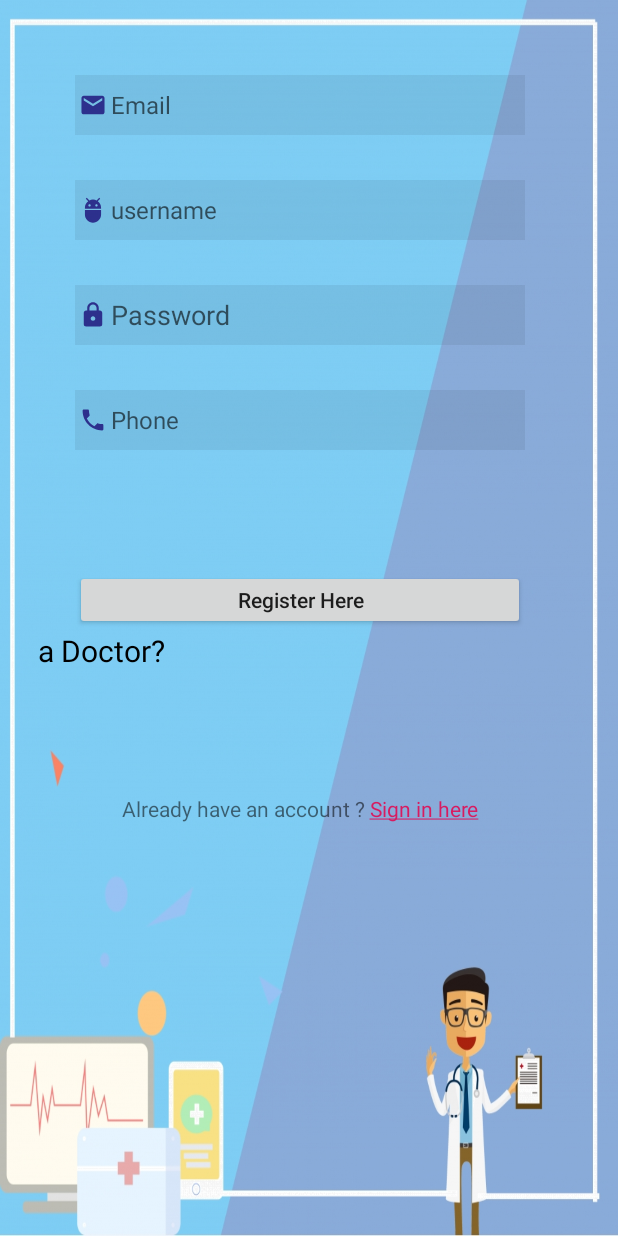
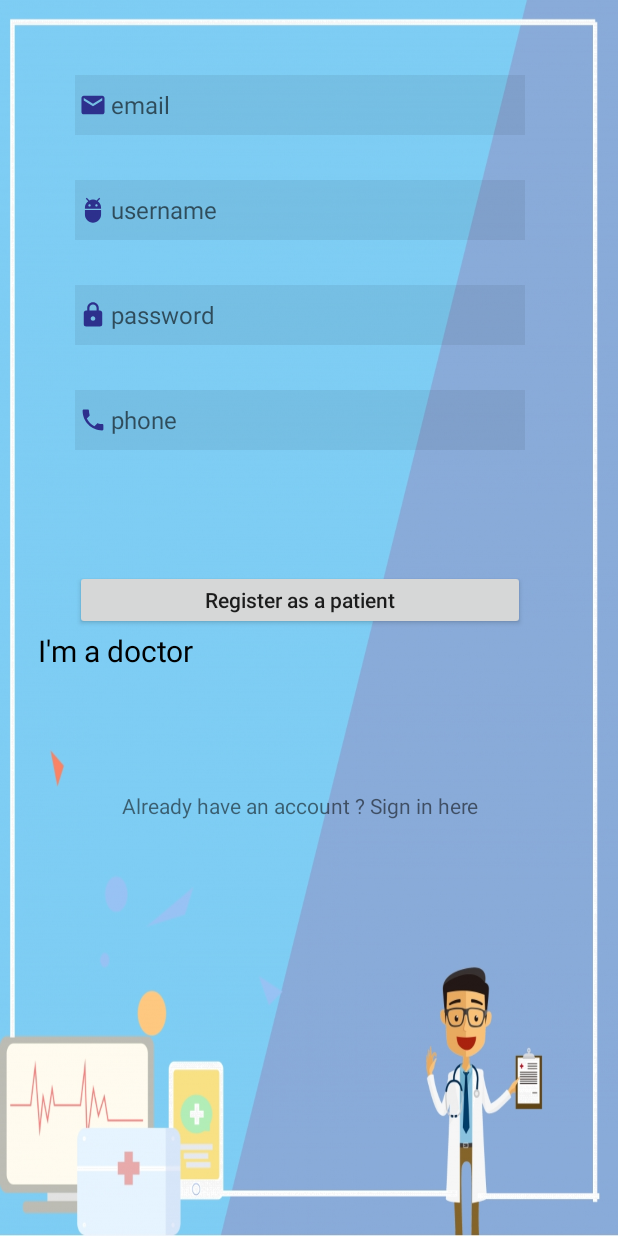
Before and after one commit to AhmadDregat/My-Medicine, an Android app: the RegisterActivity screen opened directly, with no data from a screen before it, on a phone screen of 412 x 824 dp. Run offline under Robolectric (Android 15) with nearby library versions, the phone set to English and light mode, and no system bars; our stand-ins replace Firebase (no records; nobody signed in at launch, a user with empty details on screens opened directly).

Commit message:
Refactored files and items.

```diff
--- a/app/src/main/java/com/example/mymedicine/RegisterActivity.java
+++ b/app/src/main/java/com/example/mymedicine/RegisterActivity.java
@@ -1,7 +1,4 @@
 package com.example.mymedicine;
-
-import androidx.annotation.NonNull;
-import androidx.appcompat.app.AppCompatActivity;
 
 import android.content.Intent;
 import android.os.Bundle;
@@ -15,7 +12,9 @@ import android.widget.EditText;
 import android.widget.TextView;
 import android.widget.Toast;
 
-import com.example.mymedicine.model.Product;
+import androidx.annotation.NonNull;
+import androidx.appcompat.app.AppCompatActivity;
+
 import com.google.android.gms.tasks.OnCompleteListener;
 import com.google.android.gms.tasks.Task;
 import com.google.firebase.auth.AuthResult;
@@ -23,61 +22,76 @@ import com.google.firebase.auth.FirebaseAuth;
 import com.google.firebase.database.DatabaseReference;
 import com.google.firebase.database.FirebaseDatabase;
 
-import java.util.ArrayList;
-
 public class RegisterActivity extends AppCompatActivity {
+    // CONSTANTS
+    private static final String DOC_DB = "Doctors";
+    private static final String PAT_DB = "users";
+    boolean isDoc = false;
+    // UI
     private EditText emailText, passwordText, nameText, phoneText;
     private Button registerBtn;
+    private TextView regAs, signinText;
+    private String singInText = "Already have an account ? Sign in here ";
+    private SpannableString ss = new SpannableString(singInText);
+    // Firebase
+    private FirebaseDatabase database = FirebaseDatabase.getInstance();
     private FirebaseAuth firebaseAuth;
-    private TextView signinText;
-    private FirebaseDatabase database = FirebaseDatabase.getInstance();
     private DatabaseReference databaseRef;
+    // Data
     private Users user;
-    private TextView DoctorLink, PatientLink;
-    private String parentDbName = "Doctors" ;
-    Product prod ;
+    private String perm = "users";
+    private String parentDbName = PAT_DB;
 
     @Override
     protected void onCreate(Bundle savedInstanceState) {
         super.onCreate(savedInstanceState);
+        // UI
         setContentView(R.layout.activity_register);
         signinText = findViewById(R.id.signinText);
+        signinText.setText(ss);
+        signinText.setMovementMethod(LinkMovementMethod.getInstance());
         firebaseAuth = FirebaseAuth.getInstance();
         emailText = findViewById(R.id.emailText);
         passwordText = findViewById(R.id.passText);
         nameText = findViewById(R.id.nameText);
         phoneText = findViewById(R.id.phoneText);
-        DoctorLink = (TextView) findViewById(R.id.doctor_panel_link);
-        PatientLink = (TextView) findViewById(R.id.Patient_panel_link);
+        regAs = findViewById(R.id.registerAs);
         registerBtn = findViewById(R.id.regButton);
-        DoctorLink.setOnClickListener(new View.OnClickListener() {
+        // Behavior
+        regAs.setOnClickListener(new View.OnClickListener() {
             @Override
             public void onClick(View v) {
-                registerBtn.setText("Register As Doctor");
-                DoctorLink.setVisibility(View.INVISIBLE);
-                PatientLink.setVisibility(View.VISIBLE);
-                parentDbName = "Doctors";
+                String currText = regAs.getText().toString();
+                if (currText.equals("I'm a patient")) {
+                    registerBtn.setText("Register as a doctor");
+                    parentDbName = DOC_DB;
+                    isDoc = true;
+                    perm = "Doctors";
+                } else {
+                    registerBtn.setText("Register as a patient");
+                    parentDbName = PAT_DB;
+                    isDoc = false;
+                    perm = "users";
+                }
             }
         });
-
-        PatientLink.setOnClickListener(new View.OnClickListener(){
+        ClickableSpan clickable = new ClickableSpan() {
             @Override
-            public void onClick(View v) {
-                registerBtn.setText("Register As Patient");
-                DoctorLink.setVisibility(View.VISIBLE);
-                PatientLink.setVisibility(View.INVISIBLE);
-                parentDbName = "Patient";
+            public void onClick(View widget) {
+                Intent intent = new Intent(RegisterActivity.this, LoginActivity.class);
+                startActivity(intent);
             }
-        });
+        };
+        ss.setSpan(clickable, 26, 38, Spanned.SPAN_EXCLUSIVE_EXCLUSIVE);
         registerBtn.setOnClickListener(new View.OnClickListener() {
             @Override
             public void onClick(View v) {
-
+                // Get credentials
                 String email = emailText.getText().toString().trim();
                 String pass = passwordText.getText().toString().trim();
                 String name = nameText.getText().toString().trim();
                 String phone = phoneText.getText().toString().trim();
-                user = new Users( email, name, phone,pass,null);
+                user = new Users(email, name, phone, pass, perm);
                 if (email.isEmpty()) {
                     emailText.setError(" please enter email id");
                     emailText.requestFocus();
@@ -88,25 +102,26 @@ public class RegisterActivity extends AppCompatActivity {
                     Toast.makeText(RegisterActivity.this, "Fields Are Empty! ", Toast.LENGTH_SHORT).show();
                 }
                 if (!(pass.isEmpty() && email.isEmpty())) {
+
                     firebaseAuth.createUserWithEmailAndPassword(email, pass).addOnCompleteListener(RegisterActivity.this, new OnCompleteListener<AuthResult>() {
                         @Override
                         public void onComplete(@NonNull Task<AuthResult> task) {
                             if (!task.isSuccessful()) {
                                 Toast.makeText(RegisterActivity.this, "Sign up Unsuccessful ,Please Try Again  ", Toast.LENGTH_SHORT).show();
+                            } else {
+                                databaseRef = database.getReference(parentDbName);
+                                databaseRef.child(FirebaseAuth.getInstance().getCurrentUser().getUid()).setValue(user);
+                                if (isDoc) {
+                                    Intent x = new Intent(RegisterActivity.this, AdminActivity.class);
+                                    startActivity(x);
+                                    finish();
+                                } else {
+                                    Intent x = new Intent(RegisterActivity.this, HomeActivity.class);
+                                    startActivity(x);
+                                    finish();
+                                }
+                            }
 
-                            } if (PatientLink.getVisibility() == View.VISIBLE){
-                                PatientLink.setVisibility(View.GONE);
-                                databaseRef = database.getReference("Doctors");
-                                databaseRef.child(FirebaseAuth.getInstance().getCurrentUser().getUid()).setValue(user);
-                                Intent x= new Intent(RegisterActivity.this,AdminActivity.class );
-                                startActivity(x);
-                                finish();}
-                            else {
-                                databaseRef = database.getReference("users");
-                                databaseRef.child(FirebaseAuth.getInstance().getCurrentUser().getUid()).setValue(user);
-                                Intent x= new Intent(RegisterActivity.this,HomeActivity.class );
-                                startActivity(x);
-                                finish();}
 
                         }
                     });
@@ -117,22 +132,6 @@ public class RegisterActivity extends AppCompatActivity {
             }
 
         });
-        // TextView
-        String text = "Already have an account ? Sign in here ";
-
-        SpannableString ss = new SpannableString(text);
-
-        ClickableSpan clickableSpan1 = new ClickableSpan() {
-            @Override
-            public void onClick(View widget) {
-                Intent intent = new Intent(RegisterActivity.this, LoginActivity.class);
-                startActivity(intent);
-            }
-        };
-
-        ss.setSpan(clickableSpan1, 26, 38, Spanned.SPAN_EXCLUSIVE_EXCLUSIVE);
-        signinText.setText(ss);
-        signinText.setMovementMethod(LinkMovementMethod.getInstance());
     }
 
 
--- a/app/src/main/java/com/example/mymedicine/first_Activity.java
+++ b/app/src/main/java/com/example/mymedicine/first_Activity.java
@@ -18,7 +18,7 @@ public class first_Activity extends AppCompatActivity {
     protected void onCreate(Bundle savedInstanceState) {
         super.onCreate(savedInstanceState);
         setContentView(R.layout.activity_first_);
-        signout = findViewById(R.id.docButton);
+        signout = findViewById(R.id.regButton);
         signout.setOnClickListener(new View.OnClickListener() {
             @Override
             public void onClick(View v) {
--- a/app/src/main/res/layout/activity_first_.xml
+++ b/app/src/main/res/layout/activity_first_.xml
@@ -17,7 +17,7 @@
         app:layout_constraintTop_toTopOf="parent" />
 
     <Button
-        android:id="@+id/docButton"
+        android:id="@+id/regButton"
         android:layout_width="212dp"
         android:layout_height="93dp"
         android:text="sign out"
--- a/app/src/main/res/layout/activity_register.xml
+++ b/app/src/main/res/layout/activity_register.xml
@@ -1,6 +1,5 @@
 <?xml version="1.0" encoding="utf-8"?>
 <LinearLayout xmlns:android="http://schemas.android.com/apk/res/android"
-    xmlns:app="http://schemas.android.com/apk/res-auto"
     xmlns:tools="http://schemas.android.com/tools"
     android:layout_width="match_parent"
     android:layout_height="match_parent"
@@ -19,7 +18,7 @@
         android:background="#11000000"
         android:drawableLeft="@drawable/ic_action_mail"
         android:ems="10"
-        android:hint="Email"
+        android:hint="email"
         android:inputType="textEmailAddress"
         android:text=""
         android:textSize="16dp" />
@@ -48,8 +47,9 @@
         android:background="#11000000"
         android:drawableLeft="@drawable/ic_action_lock"
         android:ems="10"
-        android:hint="Password"
-        android:inputType="textPassword" />
+        android:hint="password"
+        android:inputType="textPassword"
+        android:textSize="16dp" />
 
     <EditText
         android:id="@+id/phoneText"
@@ -61,7 +61,7 @@
         android:background="#11000000"
         android:drawableLeft="@drawable/ic_action_phone"
         android:ems="10"
-        android:hint="Phone"
+        android:hint="phone"
         android:inputType="phone"
         android:textSize="16dp" />
 
@@ -72,31 +72,20 @@
         android:layout_marginTop="80dp"
         android:layout_marginEnd="60dp"
         android:layout_marginStart="50dp"
-        android:text="Register Here"
+        android:text="Register as a patient"
         android:textAllCaps="false" />
 
     <TextView
-        android:id="@+id/doctor_panel_link"
+        android:id="@+id/registerAs"
         android:layout_width="wrap_content"
         android:layout_height="wrap_content"
-        android:text="a Doctor?"
+        android:text="I'm a doctor"
         android:layout_marginStart="25dp"
         android:textColor="@android:color/black"
         android:textSize="20sp"
         android:layout_marginLeft="80dp"
         android:layout_marginEnd="23dp"
         />
-
-    <TextView
-        android:id="@+id/Patient_panel_link"
-        android:layout_width="wrap_content"
-        android:layout_height="wrap_content"
-        android:layout_marginTop="-25dp"
-        android:layout_marginStart="260dp"
-        android:text="I'm a Patient?"
-        android:textColor="@android:color/black"
-        android:textSize="20sp"
-        android:visibility="invisible" />
 
     <TextView
         android:id="@+id/signinText"
```
Also changed, not shown: app/src/main/java/com/example/mymedicine/ActualMedicen.java (deleted, +0 -14 lines), app/src/main/java/com/example/mymedicine/MainActivity.java (+5 -5 lines), app/src/main/java/com/example/mymedicine/Users.java (+23 -28 lines), app/src/main/res/layout/activity_actual_medicen.xml (deleted, +0 -9 lines), app/src/main/res/layout/activity_main.xml (+6 -9 lines).
